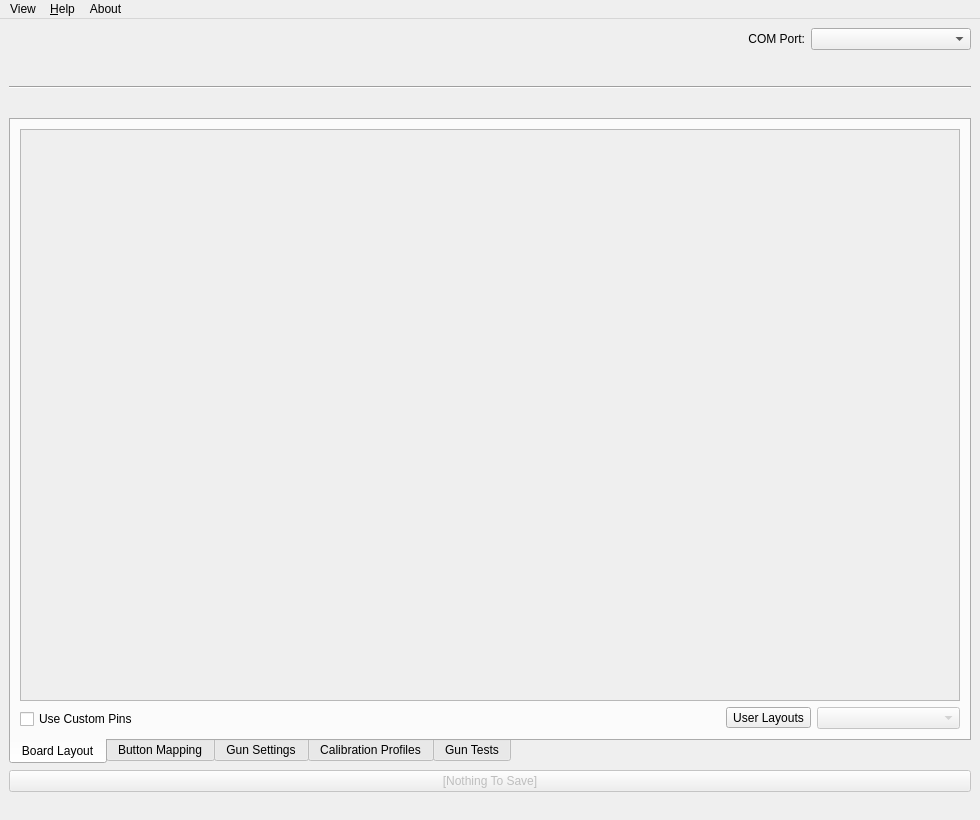
Before: the Qt Designer form src/appmainwindow.ui in TeamOpenFIRE/OpenFIRE-App, drawn with Qt 5.
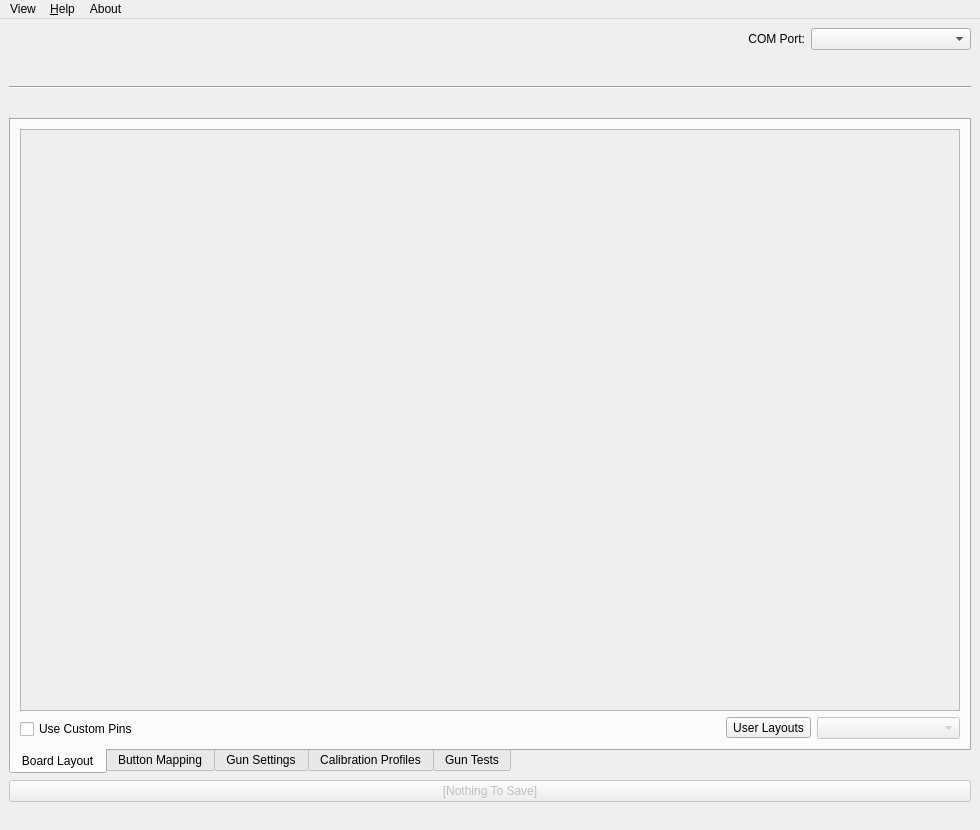
After: the same form once the commit is applied. Icons and pictures are not drawn.

Commit message: Apparently qAsConst was dep'd

Diff of the .ui file:
```diff
--- a/src/appmainwindow.ui
+++ b/src/appmainwindow.ui
@@ -10,7 +10,7 @@
     <x>0</x>
     <y>0</y>
     <width>980</width>
-    <height>820</height>
+    <height>830</height>
    </rect>
   </property>
   <property name="windowIcon">
@@ -155,7 +155,7 @@
              <x>0</x>
              <y>0</y>
              <width>938</width>
-             <height>548</height>
+             <height>558</height>
             </rect>
            </property>
            <layout class="QHBoxLayout" name="horizontalLayout_3">
```
Left out of the diff: 6 changed lines with no effect on the pictures. The commit also changes 1 other file.
